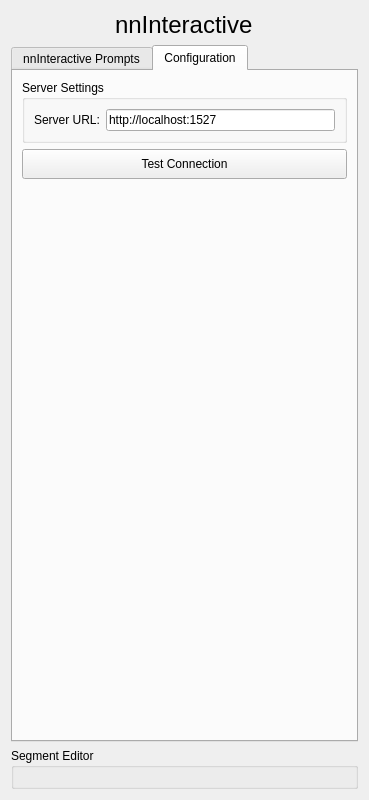
Old version of the form slicer_plugin/SlicerNNInteractive/Resources/UI/SlicerNNInteractive.ui in the repository coendevente/SlicerNNInteractive.
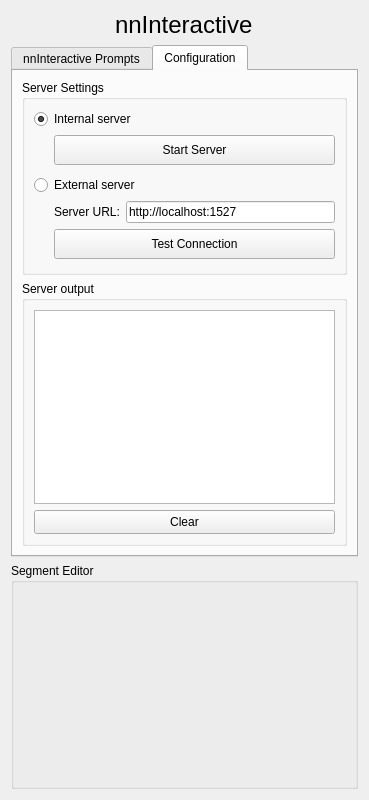
New version of the form. The open tabs and pages were chosen to show the change. Custom widgets are drawn as their Qt base class.

Commit message:
Add automatic starting of the nnInteractive server
On Windows and Linux, user no longer has to set up anything manually.
The server is automatically installed in 3D Slicer's Python environment and started when needed.

```diff
--- a/slicer_plugin/SlicerNNInteractive/Resources/UI/SlicerNNInteractive.ui
+++ b/slicer_plugin/SlicerNNInteractive/Resources/UI/SlicerNNInteractive.ui
@@ -30,6 +30,12 @@
      </item>
      <item>
       <widget class="QTabWidget" name="tabWidget">
+       <property name="sizePolicy">
+        <sizepolicy hsizetype="Expanding" vsizetype="Preferred">
+         <horstretch>0</horstretch>
+         <verstretch>0</verstretch>
+        </sizepolicy>
+       </property>
        <property name="currentIndex">
         <number>0</number>
        </property>
@@ -40,6 +46,12 @@
         <layout class="QVBoxLayout" name="verticalLayout_11">
          <item>
           <widget class="QGroupBox" name="menuGroup">
+           <property name="sizePolicy">
+            <sizepolicy hsizetype="Expanding" vsizetype="Preferred">
+             <horstretch>0</horstretch>
+             <verstretch>0</verstretch>
+            </sizepolicy>
+           </property>
            <property name="title">
             <string/>
            </property>
@@ -75,6 +87,12 @@
          </item>
          <item>
           <widget class="QGroupBox" name="promptTypeGroup">
+           <property name="sizePolicy">
+            <sizepolicy hsizetype="Expanding" vsizetype="Preferred">
+             <horstretch>0</horstretch>
+             <verstretch>0</verstretch>
+            </sizepolicy>
+           </property>
            <property name="title">
             <string>Prompt &amp;Type:</string>
            </property>
@@ -129,6 +147,12 @@
          </item>
          <item>
           <widget class="QGroupBox" name="pointPromptsGroup">
+           <property name="sizePolicy">
+            <sizepolicy hsizetype="Expanding" vsizetype="Preferred">
+             <horstretch>0</horstretch>
+             <verstretch>0</verstretch>
+            </sizepolicy>
+           </property>
            <property name="title">
             <string>Interaction Tools:</string>
            </property>
@@ -272,29 +296,6 @@
            </layout>
           </widget>
          </item>
-         <item>
-          <widget class="QGroupBox" name="uploadProgressGroup">
-           <property name="title">
-            <string>Upload progress:</string>
-           </property>
-           <layout class="QVBoxLayout" name="verticalLayout_12b">
-            <item>
-             <layout class="QVBoxLayout" name="verticalLayout_tools">
-              <item>
-               <widget class="QProgressBar" name="uploadProgressBar">
-                <property name="visible">
-                 <bool>true</bool>
-                </property>
-                <property name="value">
-                 <number>0</number>
-                </property>
-               </widget>
-              </item>
-             </layout>
-            </item>
-           </layout>
-          </widget>
-         </item>
         </layout>
        </widget>
        <widget class="QWidget" name="tabConfig">
@@ -309,6 +310,69 @@
            </property>
            <layout class="QVBoxLayout" name="verticalLayout_5">
             <item>
+             <widget class="QRadioButton" name="rbInternalServer">
+              <property name="text">
+               <string>Internal server</string>
+              </property>
+              <property name="checked">
+               <bool>true</bool>
+              </property>
+             </widget>
+            </item>
+            <item>
+             <widget class="QWidget" name="internalServerWidget">
+              <layout class="QVBoxLayout" name="verticalLayout_internal">
+               <property name="leftMargin">
+                <number>20</number>
+               </property>
+               <property name="topMargin">
+                <number>0</number>
+               </property>
+               <property name="rightMargin">
+                <number>0</number>
+               </property>
+               <property name="bottomMargin">
+                <number>4</number>
+               </property>
+               <item>
+                <widget class="QPushButton" name="pbStartStopServer">
+                 <property name="minimumSize">
+                  <size>
+                   <width>0</width>
+                   <height>30</height>
+                  </size>
+                 </property>
+                 <property name="text">
+                  <string>Start Server</string>
+                 </property>
+                </widget>
+               </item>
+              </layout>
+             </widget>
+            </item>
+            <item>
+             <widget class="QRadioButton" name="rbExternalServer">
+              <property name="text">
+               <string>External server</string>
+              </property>
+             </widget>
+            </item>
+            <item>
+             <widget class="QWidget" name="externalServerWidget">
+              <layout class="QVBoxLayout" name="verticalLayout_external">
+               <property name="leftMargin">
+                <number>20</number>
+               </property>
+               <property name="topMargin">
+                <number>0</number>
+               </property>
+               <property name="rightMargin">
+                <number>0</number>
+               </property>
+               <property name="bottomMargin">
+                <number>4</number>
+               </property>
+               <item>
              <layout class="QHBoxLayout" name="horizontalLayout_server">
               <item>
                <widget class="QLabel" name="label">
@@ -326,9 +390,6 @@
               </item>
              </layout>
             </item>
-           </layout>
-          </widget>
-         </item>
          <item>
           <widget class="QPushButton" name="pbTestServer">
            <property name="minimumSize">
@@ -345,18 +406,46 @@
            </property>
           </widget>
          </item>
+              </layout>
+             </widget>
+            </item>
+           </layout>
+          </widget>
+         </item>
          <item>
-          <spacer name="verticalSpacer">
-           <property name="orientation">
-            <enum>Qt::Vertical</enum>
+          <widget class="QGroupBox" name="serverOutputGroup">
+           <property name="title">
+            <string>Server output</string>
            </property>
-           <property name="sizeHint" stdset="0">
+           <layout class="QVBoxLayout" name="verticalLayout_serverOutput">
+            <item>
+             <widget class="QPlainTextEdit" name="serverOutputTextEdit">
+              <property name="readOnly">
+               <bool>true</bool>
+              </property>
+              <property name="minimumSize">
             <size>
-             <width>20</width>
-             <height>40</height>
-            </size>
-           </property>
-          </spacer>
+                <width>0</width>
+                <height>120</height>
+               </size>
+              </property>
+             </widget>
+            </item>
+            <item>
+             <widget class="QPushButton" name="pbClearServerOutput">
+              <property name="minimumSize">
+               <size>
+                <width>0</width>
+                <height>24</height>
+               </size>
+              </property>
+              <property name="text">
+               <string>Clear</string>
+              </property>
+             </widget>
+            </item>
+           </layout>
+          </widget>
          </item>
         </layout>
        </widget>
@@ -372,6 +461,12 @@
      <layout class="QVBoxLayout" name="segmentEditorLayout">
       <item>
        <widget class="qMRMLSegmentEditorWidget" name="editor_widget">
+        <property name="sizePolicy">
+         <sizepolicy hsizetype="Preferred" vsizetype="Preferred">
+          <horstretch>0</horstretch>
+          <verstretch>0</verstretch>
+         </sizepolicy>
+        </property>
         <property name="defaultTerminologyEntrySettingsKey">
          <string notr="true"/>
         </property>
```
Lines whose indentation alone changed are shown as unchanged. The commit also changes 5 other files.
